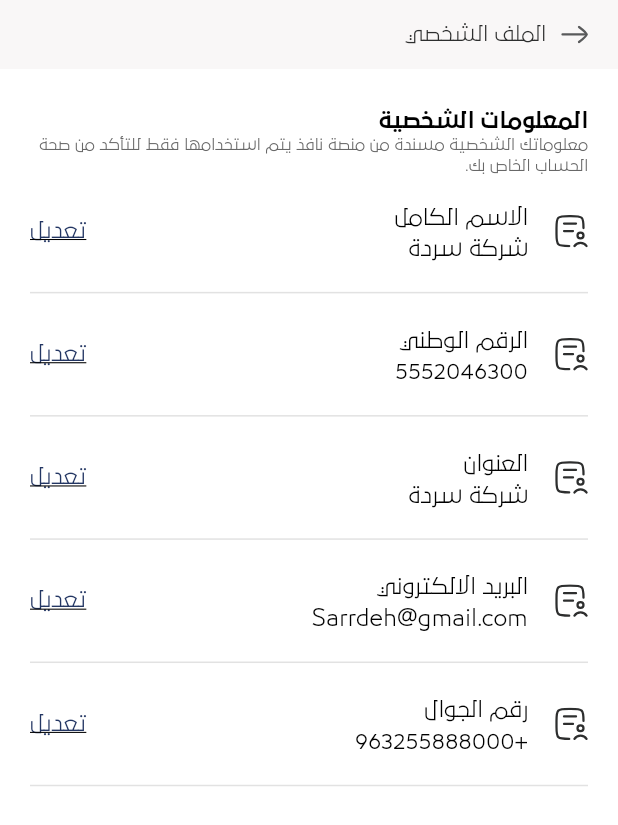
After one commit to mohamedhanyyy/unitapp, a Flutter app: the ProfileScreen screen opened directly, on a phone screen of 412 x 824 dp. The commit adds this screen. Shown: the top 825 px of the screen. Run offline on Flutter 3.47's test engine with Material 3 defaults, Android fonts, the phone set to English and light mode, and no system bars; our stand-ins replace awesome_dialog, dartz, dio, easy_localization, flutter_bloc, flutter_screenutil and 8 more; missing offline and left inert: flutter_phone_direct_caller, new_version_plus; accounts and stored records are empty.

Commit message:
more widget

```diff
--- a/lib/core/resources/icons.dart
+++ b/lib/core/resources/icons.dart
@@ -39,4 +39,5 @@ class AppIcons {
   static const String radio = '$_imageBase/radio.svg';
   static const String download = '$_imageBase/download.svg';
   static const String dot = '$_imageBase/dot.svg';
+  static const String profileInfo = '$_imageBase/profile_info.svg';
 }
--- a/lib/core/resources/styles.dart
+++ b/lib/core/resources/styles.dart
@@ -11,6 +11,8 @@ const lightGrey15W400 = TextStyle(
 
 const grey13W400 =
     TextStyle(color: AppColors.grey, fontWeight: FontWeight.w400, fontSize: 13);
+const grey14W400 =
+    TextStyle(color: AppColors.grey, fontWeight: FontWeight.w400, fontSize: 14);
 
 const lightGrey13W400 = TextStyle(
   color: AppColors.lightGrey,
@@ -26,6 +28,10 @@ const primary12W400 = TextStyle(
   color: AppColors.primaryColor,
   fontWeight: FontWeight.w400,
   fontSize: 12,
+);const primary14W400 = TextStyle(
+  color: AppColors.primaryColor,
+  fontWeight: FontWeight.w400,
+  fontSize: 14,
 );
  final primary10W400 = TextStyle(
   color: Theme.of(AppNavigation.context).primaryColor,
--- a/lib/modules/more/presentation/screens/more_screen.dart
+++ b/lib/modules/more/presentation/screens/more_screen.dart
@@ -5,6 +5,7 @@ import 'package:unit/modules/more/presentation/screens/privacy_screen.dart';
 import 'package:unit/modules/more/presentation/screens/real_estate_offers.dart';
 import 'package:unit/modules/more/presentation/widgets/profile_item_widget.dart';
 import 'package:unit/modules/more/presentation/widgets/theme_widget.dart';
+import 'package:unit/modules/profile/presentation/screens/profile_screen.dart';
 
 import '../../../../core/resources/icons.dart';
 import '../widgets/language_widget.dart';
@@ -29,7 +30,7 @@ class MoreScreen extends StatelessWidget {
               icon: AppIcons.alarm,
               page: NotificationsScreen()),
           const ProfileItemWidget(
-              name: 'profile', icon: AppIcons.profile, page: Text("")),
+              name: 'profile', icon: AppIcons.profile, page: ProfileScreen()),
           const ProfileItemWidget(
               name: 'about real estate unit',
               icon: AppIcons.estate,
--- a/lib/modules/more/presentation/widgets/profile_item_widget.dart
+++ b/lib/modules/more/presentation/widgets/profile_item_widget.dart
@@ -36,7 +36,7 @@ class ProfileItemWidget extends StatelessWidget {
                 child: SvgPicture.asset(AppIcons.profileArrow,
                 color: AppColors.getBackgroundColor,)),
           ),
-          const Padding(
+            Padding(
             padding: EdgeInsets.symmetric(horizontal: 5),
             child: CustomDivider(),
           ),
@@ -80,7 +80,7 @@ class ProfileBottomSheetWidget extends StatelessWidget {
                 quarterTurns: context.isCurrentEnglish ? 2 : 0,
                 child: SvgPicture.asset(AppIcons.profileArrow,color: AppColors.getBackgroundColor,)),
           ),
-          const Padding(
+            Padding(
             padding: EdgeInsets.symmetric(horizontal: 5),
             child: CustomDivider(),
           ),
--- /dev/null
+++ b/lib/modules/profile/presentation/screens/profile_screen.dart
@@ -0,0 +1,111 @@
+import 'package:flutter/material.dart';
+import 'package:flutter_svg/flutter_svg.dart';
+import 'package:unit/core/resources/styles.dart';
+import 'package:unit/shared/widgets/custom_divider.dart';
+
+import '../../../../core/resources/icons.dart';
+import '../../../../shared/widgets/custom_appbar.dart';
+
+class ProfileScreen extends StatefulWidget {
+  const ProfileScreen({super.key});
+
+  @override
+  State<ProfileScreen> createState() => _ProfileScreenState();
+}
+
+class _ProfileScreenState extends State<ProfileScreen> {
+  @override
+  Widget build(BuildContext context) {
+    return SafeArea(
+        child: Scaffold(
+      appBar: const PreferredSize(
+          preferredSize: Size(double.infinity, 46),
+          child: CustomAppbar('الملف الشخصي')),
+      body: Padding(
+        padding: const EdgeInsets.symmetric(horizontal: 20),
+        child: Column(
+          crossAxisAlignment: CrossAxisAlignment.start,
+          children: [
+            const SizedBox(height: 24),
+            const Text(
+              "المعلومات الشخصية",
+              style: TextStyle(fontWeight: FontWeight.w700, fontSize: 14),
+            ),
+            const Text(
+              "معلوماتك الشخصية مسندة من منصة نافذ يتم استخدامها فقط للتأكد من صحة الحساب الخاص بك.",
+              style: TextStyle(
+                  fontWeight: FontWeight.w400,
+                  fontSize: 10,
+                  color: Color(0xff686868)),
+            ),
+            ListTile(
+              contentPadding: EdgeInsets.zero,
+              title: const Text(
+                'الاسم الكامل',
+                style: black14W400,
+              ),
+              subtitle: const Text('شركة سردة', style: black14W400),
+              trailing: Text("تعديل",
+                  style: primary14W400.copyWith(
+                      height: 0, decoration: TextDecoration.underline)),
+              leading: SvgPicture.asset(AppIcons.profileInfo),
+            ),
+            CustomDivider(indent: 0),
+            ListTile(
+              contentPadding: EdgeInsets.zero,
+              title: const Text(
+                'الرقم الوطني',
+                style: black14W400,
+              ),
+              subtitle: const Text('5552046300', style: black14W400),
+              trailing: Text("تعديل",
+                  style: primary14W400.copyWith(
+                      height: 0, decoration: TextDecoration.underline)),
+              leading: SvgPicture.asset(AppIcons.profileInfo),
+            ),
+            CustomDivider(indent: 0),
+            ListTile(
+              contentPadding: EdgeInsets.zero,
+              title: const Text(
+                'العنوان',
+                style: black14W400,
+              ),
+              subtitle: const Text('شركة سردة', style: black14W400),
+              trailing: Text("تعديل",
+                  style: primary14W400.copyWith(
+                      height: 0, decoration: TextDecoration.underline)),
+              leading: SvgPicture.asset(AppIcons.profileInfo),
+            ),
+            CustomDivider(indent: 0),
+            ListTile(
+              contentPadding: EdgeInsets.zero,
+              title: const Text(
+                'البريد الالكتروني',
+                style: black14W400,
+              ),
+              subtitle: const Text('Sarrdeh@gmail.com', style: black14W400),
+              trailing: Text("تعديل",
+                  style: primary14W400.copyWith(
+                      height: 0, decoration: TextDecoration.underline)),
+              leading: SvgPicture.asset(AppIcons.profileInfo),
+            ),
+            CustomDivider(indent: 0),
+            ListTile(
+              contentPadding: EdgeInsets.zero,
+              title: const Text(
+                'رقم الجوال',
+                style: black14W400,
+              ),
+              subtitle: const Text('+963255888000', style: black14W400),
+              trailing: Text("تعديل",
+                  style: primary14W400.copyWith(
+                      height: 0, decoration: TextDecoration.underline)),
+              leading: SvgPicture.asset(AppIcons.profileInfo),
+            ),
+            CustomDivider(indent: 0),
+          ],
+        ),
+      ),
+    ));
+  }
+}
--- a/lib/modules/search/presentation/cubit/map_zoom_cubit.dart
+++ b/lib/modules/search/presentation/cubit/map_zoom_cubit.dart
@@ -1,7 +1,7 @@
 import 'package:flutter_bloc/flutter_bloc.dart';
 
 class MapZoomCubit extends Cubit<double> {
-  MapZoomCubit() : super(0); // Initial zoom level
+  MapZoomCubit() : super(0);
 
   void updateZoom(double zoomLevel) {
     emit(zoomLevel);
--- a/lib/shared/widgets/custom_divider.dart
+++ b/lib/shared/widgets/custom_divider.dart
@@ -15,16 +15,19 @@ class BlueDivider extends StatelessWidget {
   }
 }
 
+
 class CustomDivider extends StatelessWidget {
-  const CustomDivider({super.key});
+
+  CustomDivider({super.key, this.indent = 10});
+   final  double indent;
 
   @override
   Widget build(BuildContext context) {
     return Divider(
         height: 10.h,
         thickness: 1,
-        endIndent: 10.w,
-        indent: 10.w,
+        endIndent: indent,
+        indent: indent,
         color: Colors.grey.withOpacity(0.3));
   }
 }
```
Also changed, not shown: assets/icons/profile_info.svg (added).
